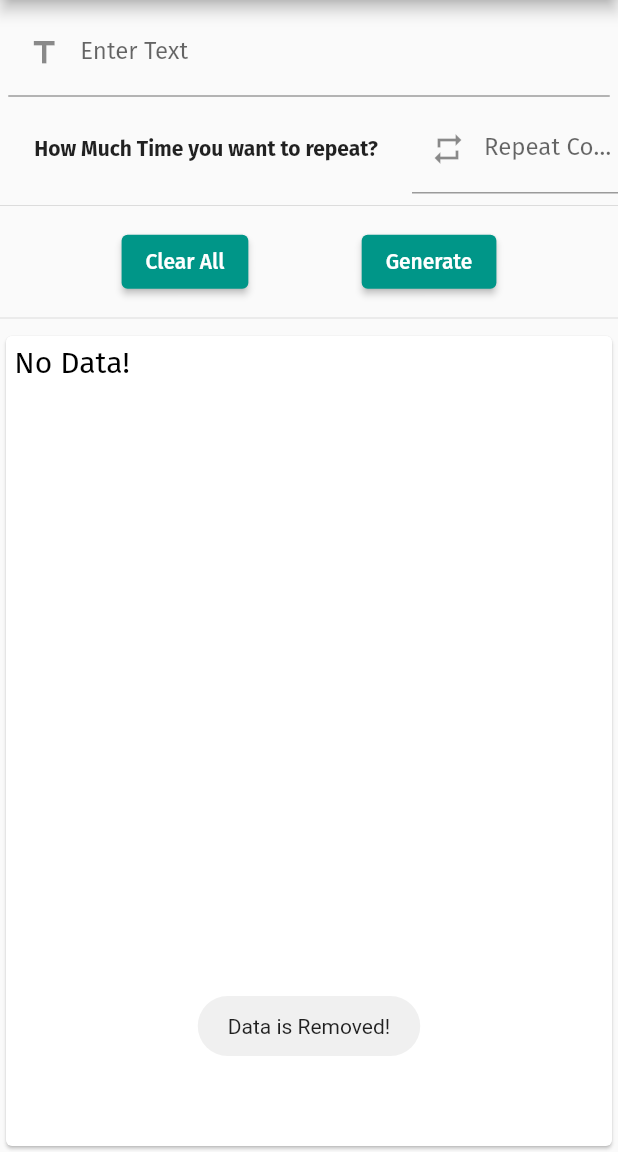
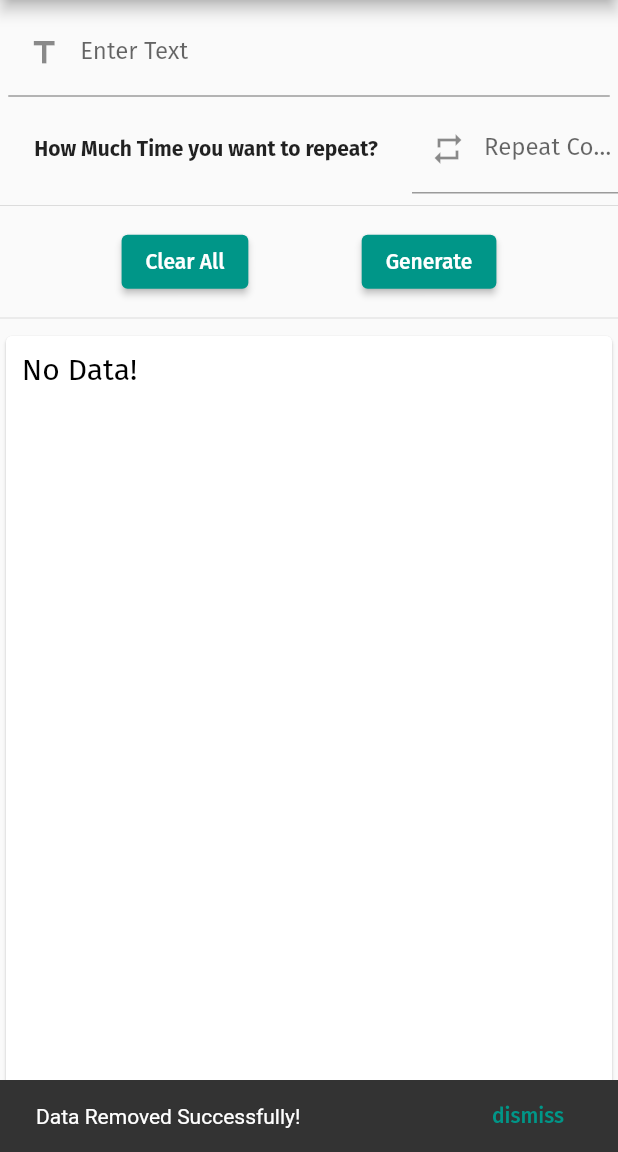
Before and after one commit to SeAliijaz/text_repeater-app, a Flutter app: the screen it shows after launch, after a tap on "Clear All", on a phone screen of 412 x 824 dp, the part 84-1236 px from its top. Run offline on Flutter 3.47's test engine with Material 2 defaults, Android fonts, the phone set to English and light mode, and no system bars; our stand-ins replace google_fonts; missing offline and left inert: clipboard.

```diff
--- /dev/null
+++ b/lib/Constants/constants.dart
@@ -0,0 +1,19 @@
+import 'package:clipboard/clipboard.dart';
+import 'package:flutter/material.dart';
+
+///function to copy text
+copy(String text) {
+  FlutterClipboard.copy(text);
+}
+
+///Snackbar
+void showSnackBar(BuildContext context, String text) {
+  final snackBar = SnackBar(
+    content: Text(text),
+    action: SnackBarAction(
+      label: 'dismiss',
+      onPressed: () {},
+    ),
+  );
+  ScaffoldMessenger.of(context).showSnackBar(snackBar);
+}
--- a/lib/Screens/home_screen.dart
+++ b/lib/Screens/home_screen.dart
@@ -1,7 +1,6 @@
-import 'package:clipboard/clipboard.dart';
 import 'package:flutter/material.dart';
-import 'package:fluttertoast/fluttertoast.dart';
 import 'package:text_repeater_app/MediaQuery/mediaquery.dart';
+import '../Constants/constants.dart';
 
 class HomeScreen extends StatefulWidget {
   const HomeScreen({super.key});
@@ -40,12 +39,7 @@ class HomeScreenState extends State<HomeScreen> {
       repeatCount = null;
       _formKey.currentState!.reset();
     });
-    Fluttertoast.showToast(msg: "Data is Removed!");
-  }
-
-  ///function to copy text
-  _copy(String text) {
-    FlutterClipboard.copy(text);
+    showSnackBar(context, "Data Removed Successfully!");
   }
 
   @override
@@ -146,6 +140,8 @@ class HomeScreenState extends State<HomeScreen> {
                   width: Sizer(context).width,
                   child: Card(
                     child: SingleChildScrollView(
+                      child: Padding(
+                        padding: const EdgeInsets.all(5),
                         child: Column(
                           children: [
                             repeatedText.isEmpty
@@ -155,9 +151,12 @@ class HomeScreenState extends State<HomeScreen> {
                                       child: Padding(
                                         padding: const EdgeInsets.all(5.5),
                                         child: Text(
-                                        repeatedText.isEmpty ? "No Data!" : "",
+                                          repeatedText.isEmpty
+                                              ? "No Data!"
+                                              : "",
                                           style: TextStyle(
-                                            fontSize: 20, color: Colors.black),
+                                              fontSize: 20,
+                                              color: Colors.black),
                                         ),
                                       ),
                                     ),
@@ -176,11 +175,9 @@ class HomeScreenState extends State<HomeScreen> {
                                             alignment: Alignment.topRight,
                                             child: IconButton(
                                               onPressed: () {
-                                              _copy(repeatedText);
-                                              Fluttertoast.showToast(
-                                                msg:
-                                                    "Text Copied Successfully!",
-                                              );
+                                                copy(repeatedText);
+                                                showSnackBar(context,
+                                                    "Text Copied Successfully!");
                                               },
                                               icon: Icon(Icons.copy),
                                             ),
@@ -205,6 +202,7 @@ class HomeScreenState extends State<HomeScreen> {
                     ),
                   ),
                 ),
+              ),
             ],
           ),
         ),
```
Also changed, not shown: 45 other files. Lines whose indentation alone changed are shown as unchanged.
